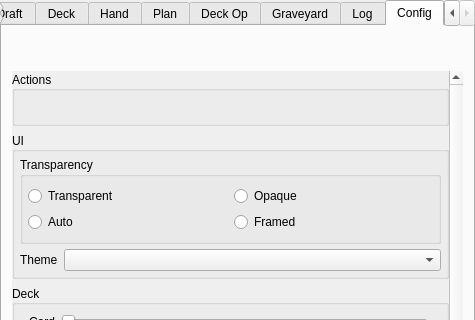
The window that mainwindow.ui (supertriodo/Arena-Tracker) describes before a commit, drawn with Qt 5; both pictures show x 0 to 475 and y 0 to 320 of the 475 by 697 pixel window.
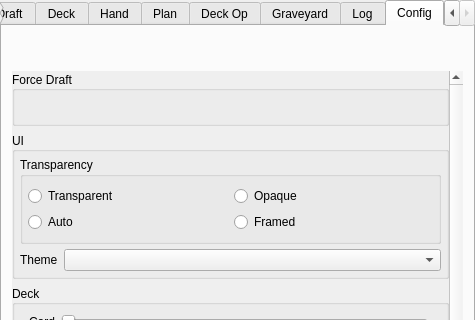
The same window after the commit. The open tabs and pages were chosen to show the change. Icons and pictures are not drawn. Custom widgets are drawn as their Qt base class.

The edit to the form file:
```diff
--- a/mainwindow.ui
+++ b/mainwindow.ui
@@ -1596,7 +1596,7 @@
               <item>
                <widget class="QGroupBox" name="configBoxActions">
                 <property name="title">
-                 <string>Actions</string>
+                 <string>Force Draft</string>
                 </property>
                 <property name="alignment">
                  <set>Qt::AlignLeading|Qt::AlignLeft|Qt::AlignVCenter</set>
```
